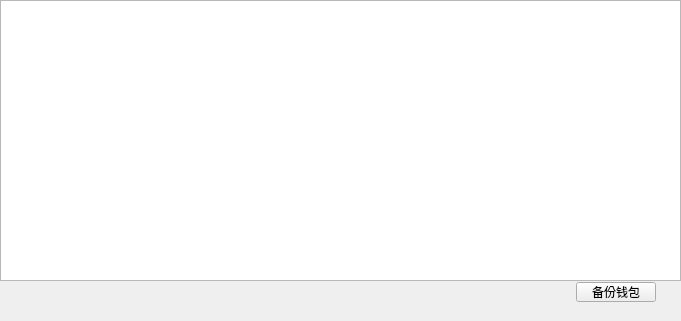
Before: the Qt Designer form AccountManagerWidget.ui in HcashOrg/hx-indicator, drawn with Qt 5.
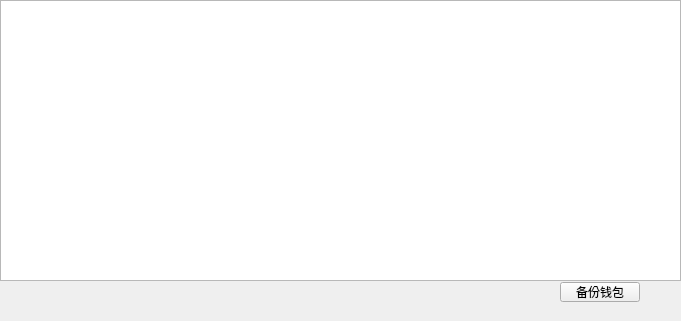
After: the same form once the commit is applied.

```diff
--- a/AccountManagerWidget.ui
+++ b/AccountManagerWidget.ui
@@ -36,7 +36,7 @@
   <widget class="QToolButton" name="toolButton">
    <property name="geometry">
     <rect>
-     <x>576</x>
+     <x>560</x>
      <y>282</y>
      <width>80</width>
      <height>20</height>
```
